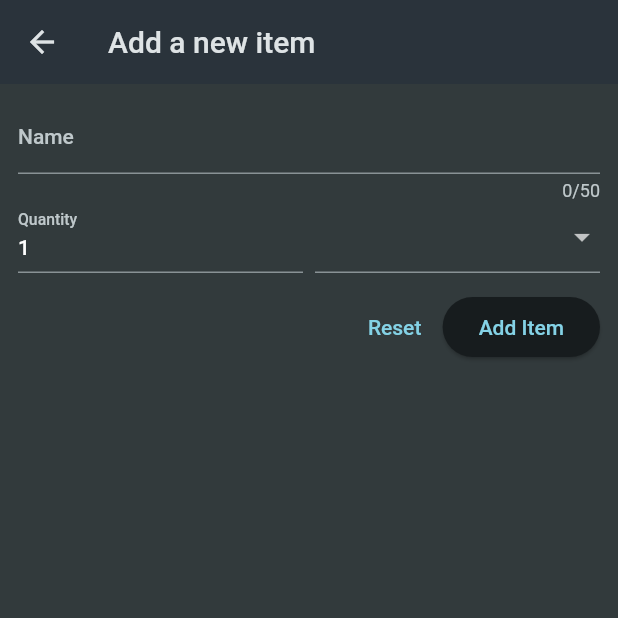
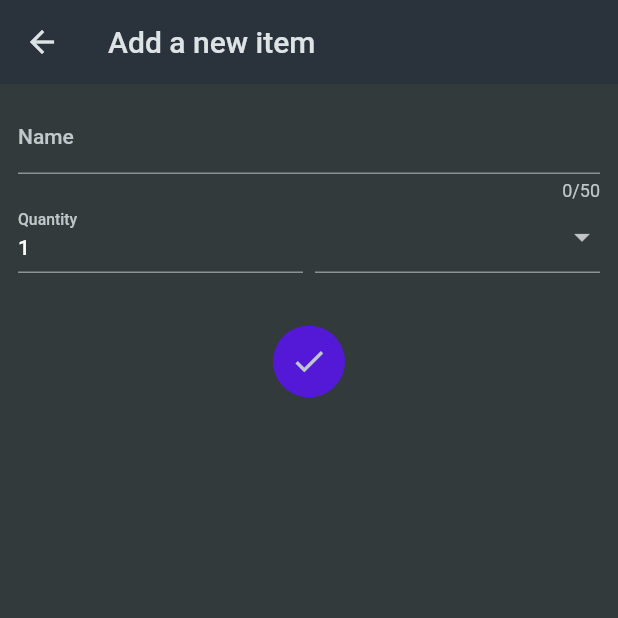
Before and after one commit to ArthurBufon/flutter_shopping_list, a Flutter app: the NewItem screen opened directly, on a phone screen of 412 x 824 dp, the top half of it. Run offline on Flutter 3.47's test engine with Material 2 defaults, Android fonts, the phone set to English and light mode, and no system bars; network calls fail.

Commit message:
ui changes edit and create forms

```diff
--- a/lib/widgets/new_item.dart
+++ b/lib/widgets/new_item.dart
@@ -63,6 +63,7 @@ class _NewItemState extends State<NewItem> {
         padding: const EdgeInsets.all(12),
         child: Form(
           key: _formKey,
+          child: SingleChildScrollView(
             child: Column(
               children: [
                 TextFormField(
@@ -136,19 +137,20 @@ class _NewItemState extends State<NewItem> {
                     ),
                   ],
                 ),
-              const SizedBox(height: 12),
+                const SizedBox(height: 35),
                 Row(
-                mainAxisAlignment: MainAxisAlignment.end,
+                  mainAxisAlignment: MainAxisAlignment.center,
                   children: [
-                  TextButton(
-                    onPressed: () {
-                      _formKey.currentState!.reset();
-                    },
-                    child: const Text('Reset'),
+                    Container(
+                      decoration: BoxDecoration(
+                        borderRadius: BorderRadius.circular(50),
+                        color: const Color.fromARGB(255, 84, 24, 215),
                       ),
-                  ElevatedButton(
+                      child: IconButton(
+                        iconSize: 25,
+                        icon: const Icon(Icons.check),
                         onPressed: _saveItem,
-                    child: const Text('Add Item'),
+                      ),
                     ),
                   ],
                 )
@@ -156,6 +158,7 @@ class _NewItemState extends State<NewItem> {
             ),
           ),
         ),
+      ),
     );
   }
 }
```
Also changed, not shown: lib/widgets/edit_item.dart (+13 -4 lines). Lines whose indentation alone changed are shown as unchanged.
